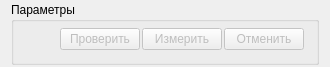
First picture: the form in measurewidget.ui, repository igrekus/demod_measure_stage_3, before the edit.
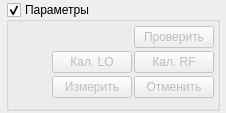
Second picture: the form after the edit.

Commit message: FEAT: add visibility control for the measure parameter panel

What changed in the file:
```diff
--- a/measurewidget.ui
+++ b/measurewidget.ui
@@ -6,17 +6,23 @@
    <rect>
     <x>0</x>
     <y>0</y>
-    <width>321</width>
-    <height>64</height>
+    <width>224</width>
+    <height>113</height>
    </rect>
   </property>
   <property name="windowTitle">
    <string>Form</string>
   </property>
-  <layout class="QVBoxLayout" name="verticalLayout">
+  <layout class="QVBoxLayout" name="layparams">
+   <property name="leftMargin">
+    <number>6</number>
+   </property>
    <property name="topMargin">
     <number>2</number>
    </property>
+   <property name="rightMargin">
+    <number>6</number>
+   </property>
    <property name="bottomMargin">
     <number>2</number>
    </property>
@@ -31,6 +37,27 @@
      <property name="title">
       <string>Параметры</string>
      </property>
+     <property name="checkable">
+      <bool>true</bool>
+     </property>
+     <layout class="QVBoxLayout" name="verticalLayout">
+      <property name="spacing">
+       <number>3</number>
+      </property>
+      <property name="leftMargin">
+       <number>3</number>
+      </property>
+      <property name="topMargin">
+       <number>3</number>
+      </property>
+      <property name="rightMargin">
+       <number>3</number>
+      </property>
+      <property name="bottomMargin">
+       <number>6</number>
+      </property>
+      <item>
+       <widget class="QWidget" name="widgetContainer" native="true">
      <layout class="QVBoxLayout" name="layParams">
       <property name="spacing">
        <number>2</number>
@@ -42,27 +69,27 @@
        <number>0</number>
       </property>
       <property name="rightMargin">
-       <number>6</number>
+          <number>0</number>
       </property>
       <property name="bottomMargin">
-       <number>6</number>
+          <number>0</number>
       </property>
       <item>
-       <layout class="QHBoxLayout" name="horizontalLayout">
+          <layout class="QHBoxLayout" name="horizontalLayout_2">
         <property name="leftMargin">
-         <number>6</number>
+            <number>0</number>
         </property>
         <property name="topMargin">
-         <number>6</number>
+            <number>0</number>
         </property>
         <property name="rightMargin">
-         <number>6</number>
+            <number>0</number>
         </property>
         <property name="bottomMargin">
-         <number>6</number>
+            <number>0</number>
         </property>
         <item>
-         <spacer name="horizontalSpacer">
+            <spacer name="horizontalSpacer_2">
           <property name="orientation">
            <enum>Qt::Horizontal</enum>
           </property>
@@ -84,6 +111,72 @@
           </property>
          </widget>
         </item>
+          </layout>
+         </item>
+         <item>
+          <layout class="QHBoxLayout" name="horizontalLayout_3">
+           <property name="leftMargin">
+            <number>0</number>
+           </property>
+           <property name="topMargin">
+            <number>0</number>
+           </property>
+           <property name="rightMargin">
+            <number>0</number>
+           </property>
+           <property name="bottomMargin">
+            <number>0</number>
+           </property>
+           <item>
+            <spacer name="horizontalSpacer_3">
+             <property name="orientation">
+              <enum>Qt::Horizontal</enum>
+             </property>
+             <property name="sizeHint" stdset="0">
+              <size>
+               <width>40</width>
+               <height>20</height>
+              </size>
+             </property>
+            </spacer>
+           </item>
+           <item>
+            <widget class="QPushButton" name="btnCalibrateLO">
+             <property name="enabled">
+              <bool>false</bool>
+             </property>
+             <property name="text">
+              <string>Кал. LO</string>
+             </property>
+            </widget>
+           </item>
+           <item>
+            <widget class="QPushButton" name="btnCalibrateRF">
+             <property name="enabled">
+              <bool>false</bool>
+             </property>
+             <property name="text">
+              <string>Кал. RF</string>
+             </property>
+            </widget>
+           </item>
+          </layout>
+         </item>
+         <item>
+          <layout class="QHBoxLayout" name="horizontalLayout">
+           <item>
+            <spacer name="horizontalSpacer">
+             <property name="orientation">
+              <enum>Qt::Horizontal</enum>
+             </property>
+             <property name="sizeHint" stdset="0">
+              <size>
+               <width>40</width>
+               <height>20</height>
+              </size>
+             </property>
+            </spacer>
+           </item>
         <item>
          <widget class="QPushButton" name="btnMeasure">
           <property name="enabled">
@@ -105,6 +198,9 @@
          </widget>
         </item>
        </layout>
+         </item>
+        </layout>
+       </widget>
       </item>
      </layout>
     </widget>
```
Lines whose indentation alone changed are shown as unchanged. The commit also changes 1 other file.
